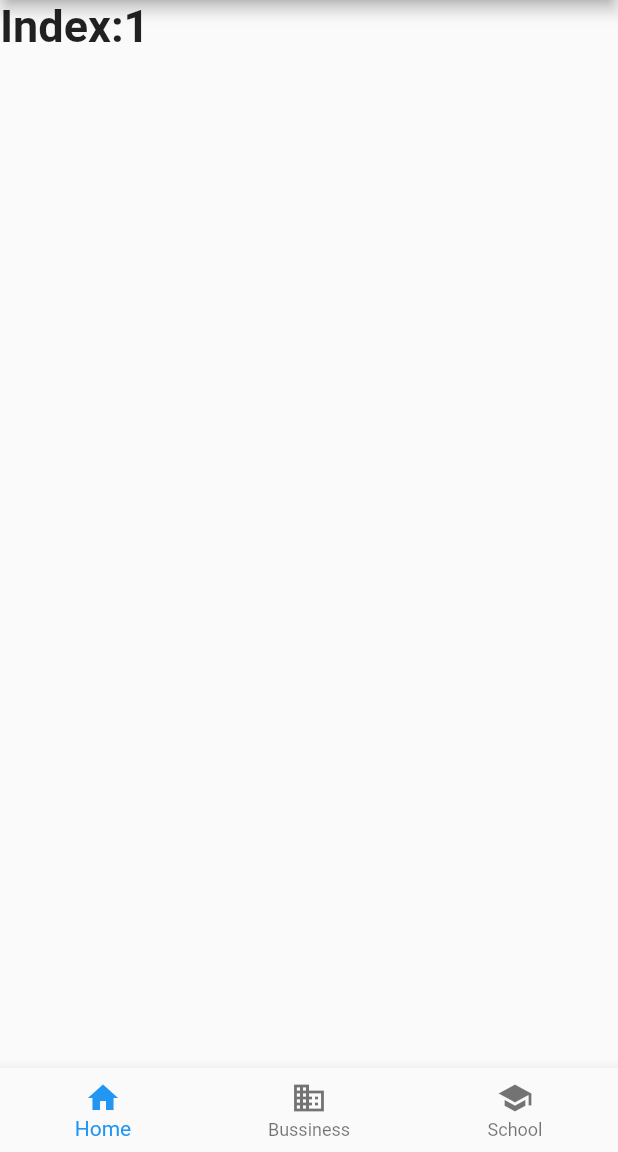
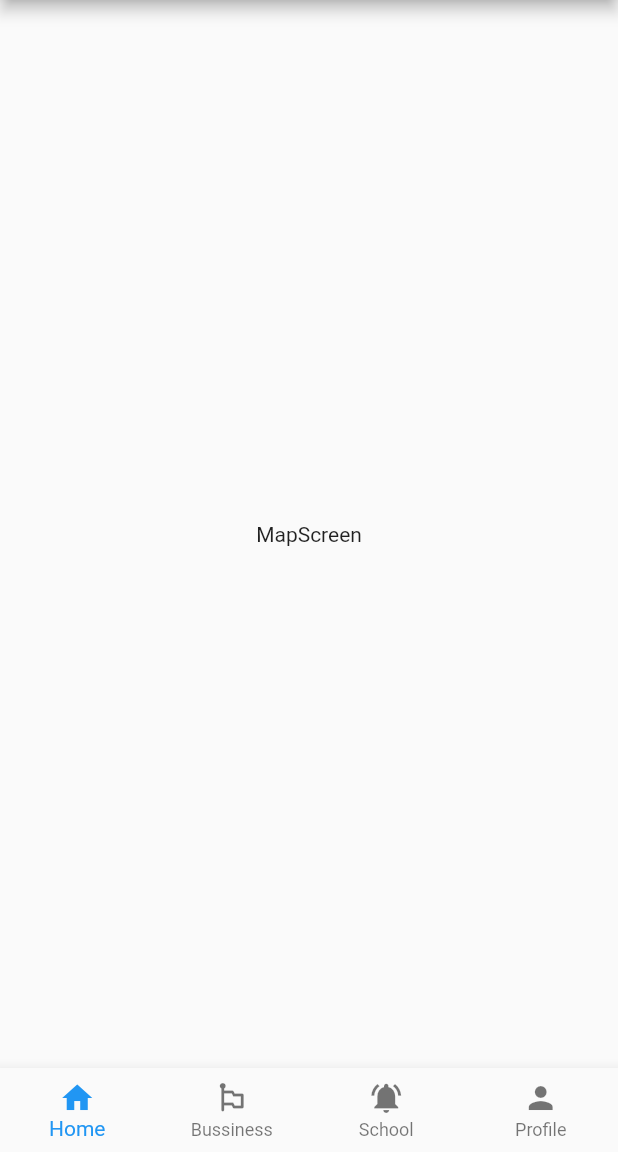
Before and after one commit to taise-hub/flatto, a Flutter app: the screen it shows after launch, on a phone screen of 412 x 824 dp, the part 84-1236 px from its top. Run offline on Flutter 3.47's test engine with Material 2 defaults, Android fonts, the phone set to English and light mode, and no system bars.

Commit message:
separate screen

```diff
--- a/lib/main.dart
+++ b/lib/main.dart
@@ -1,3 +1,7 @@
+import 'package:flatto/screens/MapScreen.dart';
+import 'package:flatto/screens/NoticeScreen.dart';
+import 'package:flatto/screens/ProfileScreen.dart';
+import 'package:flatto/screens/RankingScreen.dart';
 import 'package:flutter/material.dart';
 
 void main() {
@@ -17,10 +21,6 @@ class MyStatefulWidget extends StatefulWidget {
 class _MyStatefulWidgetState extends State<MyStatefulWidget> {
   PageController _pageController;
   int _selectedIndex = 0;
-
-  static const TextStyle optionStyle =
-      TextStyle(fontSize: 30, fontWeight: FontWeight.bold);
-
   @override
   void initState() {
     super.initState();
@@ -39,33 +39,26 @@ class _MyStatefulWidgetState extends State<MyStatefulWidget> {
     return Scaffold(
       appBar: AppBar(title: const Text('フラッと')),
       body: PageView(
-          //TODO: pageViwqのコントローラ属性について勉強する
           controller: _pageController,
           physics: new NeverScrollableScrollPhysics(),
           children: [
-            //ここにWidgetを突っ込む
-            Text(
-              'Index:1',
-              style: optionStyle,
-            ),
-            Text(
-              'Index:2',
-              style: optionStyle,
-            ),
-            Text(
-              'Index:3',
-              style: optionStyle,
-            )
+            MapScreen(),
+            RankingScreen(),
+            NoticeScreen(),
+            ProfileScreen(),
           ]),
       bottomNavigationBar: BottomNavigationBar(
+          type: BottomNavigationBarType.fixed,
           currentIndex: _selectedIndex,
           items: const <BottomNavigationBarItem>[
             BottomNavigationBarItem(icon: Icon(Icons.home), label: 'Home'),
             BottomNavigationBarItem(
-                icon: Icon(Icons.business), label: 'Bussiness'),
-            BottomNavigationBarItem(icon: Icon(Icons.school), label: 'School'),
+                icon: Icon(Icons.emoji_flags_rounded), label: 'Bussiness'),
+            BottomNavigationBarItem(
+                icon: Icon(Icons.notifications_active), label: 'School'),
+            BottomNavigationBarItem(
+                icon: Icon(Icons.person_sharp), label: 'Profile')
           ],
-          selectedItemColor: Colors.amber[80],
           onTap: (index) {
             setState(() {
               _selectedIndex = index;
@@ -76,5 +69,3 @@ class _MyStatefulWidgetState extends State<MyStatefulWidget> {
     );
   }
 }
-
-//TODO: PageControllerの仕組みを勉強する
--- /dev/null
+++ b/lib/screens/MapScreen.dart
@@ -0,0 +1,17 @@
+import 'package:flutter/material.dart';
+
+class MapScreen extends StatefulWidget {
+  @override
+  _MapScreenState createState() => _MapScreenState();
+}
+
+class _MapScreenState extends State<MapScreen> {
+  @override
+  Widget build(BuildContext context) {
+    return Container(
+      child: Center(
+        child: Text("MapScreen"),
+      ),
+    );
+  }
+}
```
Also changed, not shown: lib/screens/NoticeScreen.dart (added, +16 -0 lines), lib/screens/ProfileScreen.dart (added, +16 -0 lines), lib/screens/RankingScreen.dart (added, +16 -0 lines).
